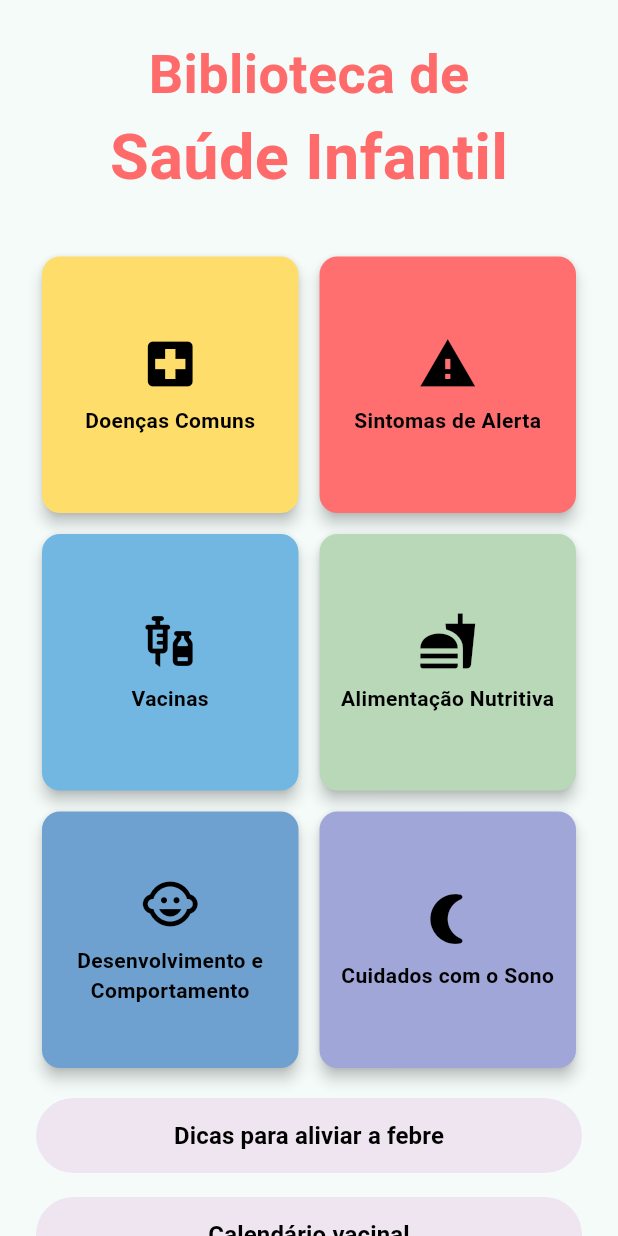
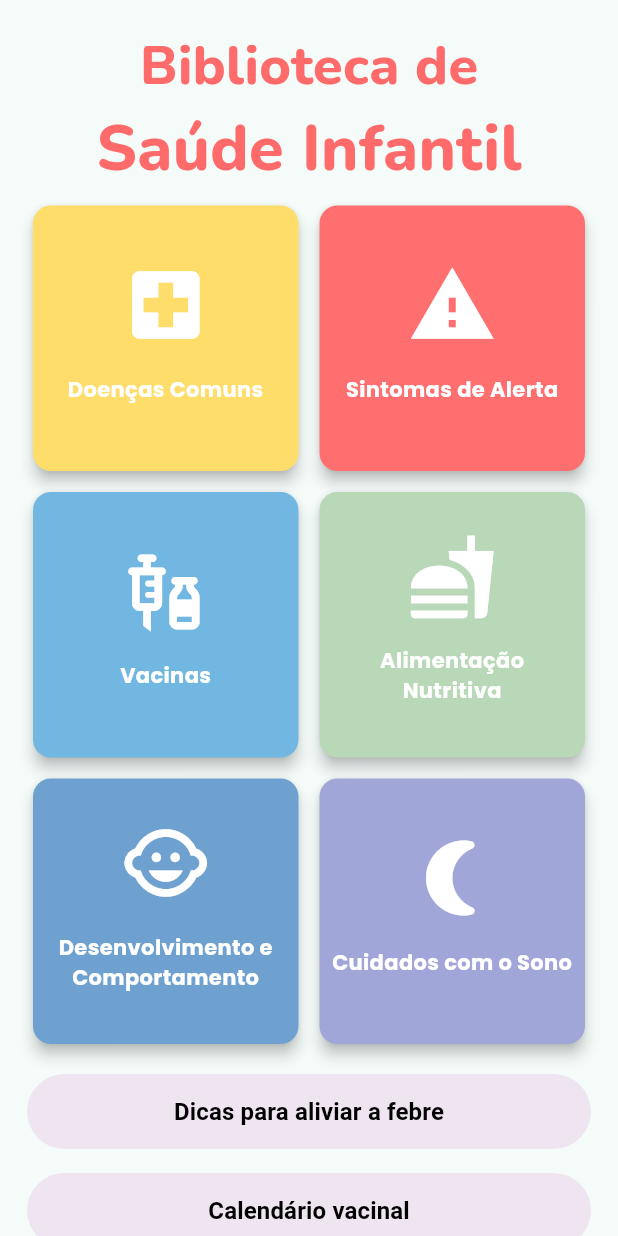
Before and after one commit to LeticiaCalixto/desenvolve, a Flutter app: the HomePage screen opened directly, on a phone screen of 412 x 824 dp. Run offline on Flutter 3.47's test engine with Material 3 defaults, Android fonts, the light colour scheme and no system bars; our stand-ins replace google_fonts; accounts and stored records are empty.

Commit message:
feat: :sparkles: integrate google_fonts package and update HomePage styling

```diff
--- a/lib/app/presentation_layer/pages/home/home_page.dart
+++ b/lib/app/presentation_layer/pages/home/home_page.dart
@@ -1,6 +1,7 @@
 import 'package:desenvolve/app/core/routes/app_routes.dart';
 import 'package:desenvolve/app/presentation_layer/widgets/custom_button.dart';
 import 'package:flutter/material.dart';
+import 'package:google_fonts/google_fonts.dart';
 
 class HomePage extends StatelessWidget {
   const HomePage({super.key});
@@ -9,40 +10,27 @@
   Widget build(BuildContext context) {
     return Scaffold(
       body: SingleChildScrollView(
-        padding: const EdgeInsets.all(24.0),
+        padding: const EdgeInsets.all(18.0),
         child: Column(
           crossAxisAlignment: CrossAxisAlignment.center,
           children: [
-            const Text(
+            Text(
               'Biblioteca de',
-              style: TextStyle(
+              style: GoogleFonts.nunito(
                 fontSize: 36,
-                fontWeight: FontWeight.w600,
-                color: Color(0xFFFF6B6B),
+                fontWeight: FontWeight.w800,
+                color: const Color(0xFFFF6B6B),
               ),
             ),
-            const Text(
+            Text(
               'Saúde Infantil',
-              style: TextStyle(
+              style: GoogleFonts.nunito(
                 fontSize: 42,
-                fontWeight: FontWeight.w600,
-                color: Color(0xFFFF6B6B),
+                fontWeight: FontWeight.w800,
+                color: const Color(0xFFFF6B6B),
               ),
             ),
-            const SizedBox(height: 8),
-            // TextField(
-            //   decoration: InputDecoration(
-            //     labelText:
-            //         'Digite aqui o que procura\n(ex. febre, vacinaçao, sono,...)',
-            //     prefixIcon: const Icon(Icons.search),
-            //     fillColor: Color.fromARGB(255, 238, 238, 234),
-            //     border: OutlineInputBorder(
-            //       borderRadius: BorderRadius.circular(12),
-            //       borderSide: BorderSide(color: Colors.grey.shade300),
-            //     ),
-            //   ),
-            // ),
-            const SizedBox(height: 24),
+            const SizedBox(height: 4),
             GridView.builder(
               shrinkWrap: true,
               physics: const NeverScrollableScrollPhysics(),
@@ -85,19 +73,24 @@
                       children: [
                         Icon(
                           _getIconForIndex(
-                              index), // Pega o ícone correspondente
-                          size: 40,
-                          color: Colors.black,
+                            index,
+                          ), // Pega o ícone correspondente
+                          size: 60,
+                          color: Colors.white,
                         ),
                         const SizedBox(height: 8),
-                        Text(
-                          _getLabelForIndex(
-                              index), // Pega o texto correspondente
-                          textAlign: TextAlign.center,
-                          style: const TextStyle(
-                            fontSize: 14,
-                            fontWeight: FontWeight.bold,
-                            color: Colors.black,
+                        Padding(
+                          padding: const EdgeInsets.all(8.0),
+                          child: Text(
+                            _getLabelForIndex(
+                              index,
+                            ), // Pega o texto correspondente
+                            textAlign: TextAlign.center,
+                            style: GoogleFonts.poppins(
+                              fontSize: 14,
+                              fontWeight: FontWeight.bold,
+                              color: Colors.white,
+                            ),
                           ),
                         ),
                       ],
@@ -151,25 +144,19 @@
   Color _getColorForIndex(int index) {
     switch (index) {
       case 0:
-        // Doenças Comuns (Amarelo Claro)
-        return const Color(0xFFFFDD6A); // Amarelo Claro
+        return const Color(0xFFFFDD6A);
       case 1:
-        // Sintomas de Alerta (Laranja)
-        return const Color(0xFFFF6F6F); // Laranja
+        return const Color(0xFFFF6F6F);
       case 2:
-        // Vacinas (Azul Claro)
-        return const Color(0xFF72B7E2); // Azul Claro
+        return const Color(0xFF72B7E2);
       case 3:
-        // Alimentação e Nutrição (Verde Claro)
-        return const Color(0xFFB8D8B8); // Verde Claro
+        return const Color(0xFFB8D8B8);
       case 4:
-        // Desenvolvimento e Comportamento (Azul Claro)
-        return const Color(0xFF6FA1D0); // Azul Claro
+        return const Color(0xFF6FA1D0);
       case 5:
-        // Cuidados com o Sono (Roxo Claro)
-        return const Color(0xFFA1A6D9); // Roxo Claro
+        return const Color(0xFFA1A6D9);
       default:
-        return Colors.grey; // Cor padrão
+        return Colors.grey;
     }
   }
 
--- a/pubspec.yaml
+++ b/pubspec.yaml
@@ -12,6 +12,7 @@
     sdk: flutter
   cupertino_icons: ^1.0.6
   provider: ^6.1.1
+  google_fonts: ^6.1.0
 
 dev_dependencies:
   flutter_test:
```
Also changed, not shown: pubspec.lock, 3 other files.
